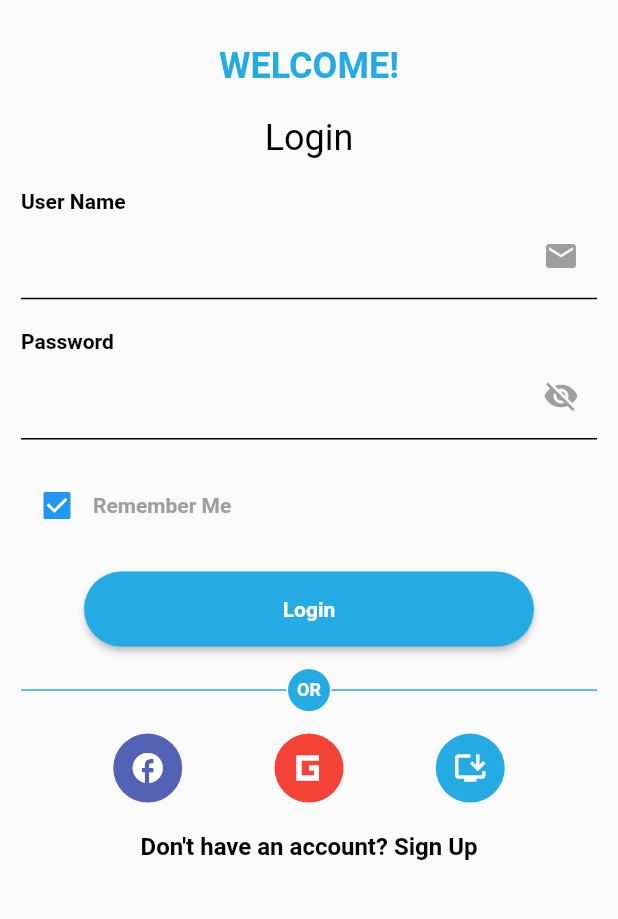
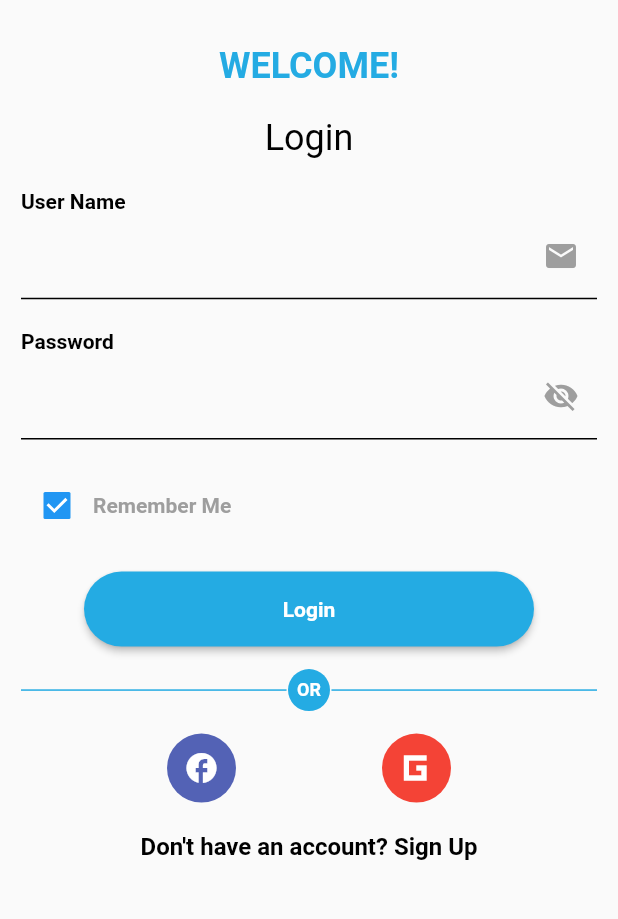
Before and after one commit to CAPT1998/MatchMingle, a Flutter app: the screen it shows after launch, on a phone screen of 412 x 824 dp, the part 311-1230 px from its top. Run offline on Flutter 3.47's test engine with Material 2 defaults, Android fonts, the phone set to English and light mode, and no system bars; drawn by our look-alikes of rounded_loading_button; our stand-ins replace another_flushbar, cloud_firestore, dio, emoji_picker_flutter, firebase_auth, firebase_core and 10 more; missing offline and left inert: flutter_facebook_auth, flutter_stripe, record, swipable_stack, voice_message_package; accounts and stored records are empty.

Commit message:
13_july_2023

```diff
--- a/lib/Screens/AuthScreens/LoginScreen.dart
+++ b/lib/Screens/AuthScreens/LoginScreen.dart
@@ -334,16 +334,7 @@ class _LoginScreenState extends State<LoginScreen> {
                             ),
                           ),
                         ),
-                        GestureDetector(
-                          child: CircleAvatar(
-                            radius: 23,
-                            backgroundColor: appColor,
-                            child: const Icon(
-                              Icons.install_desktop_outlined,
-                              color: Colors.white,
-                            ),
-                          ),
-                        ),
+
                       ],
                     ),
                     SizedBox(
--- a/pubspec.yaml
+++ b/pubspec.yaml
@@ -17,7 +17,7 @@ publish_to: 'none' # Remove this line if you wish to publish to pub.dev
 # https://developer.apple.com/library/archive/documentation/General/Reference/InfoPlistKeyReference/Articles/CoreFoundationKeys.html
 # In Windows, build-name is used as the major, minor, and patch parts
 # of the product and file versions while build-number is used as the build suffix.
-version: 0.2.0+2
+version: 0.2.1+4
 
 environment:
   sdk: '>=2.19.0 <3.0.0'
```
Also changed, not shown: 1 other file.
